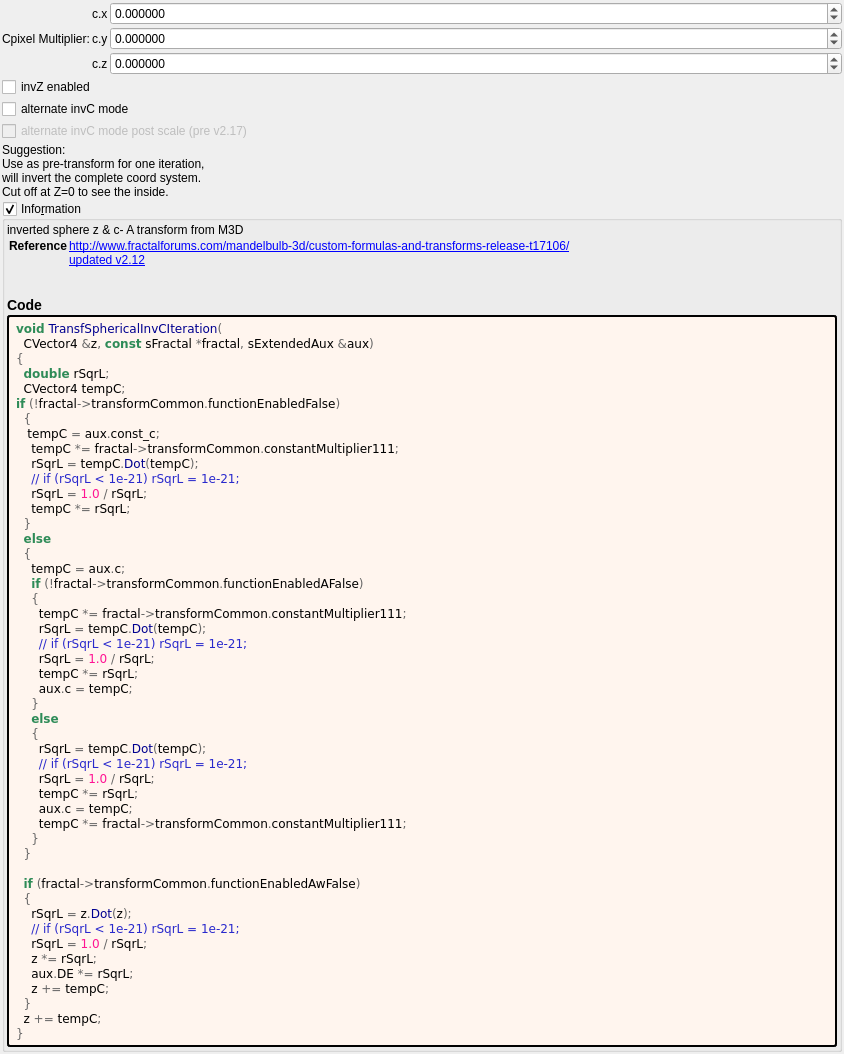
Before: the Qt Designer form mandelbulber2/formula/ui/transf_spherical_inv_c.ui in irinox-ctrl/mandelbulber2, drawn with Qt 5.
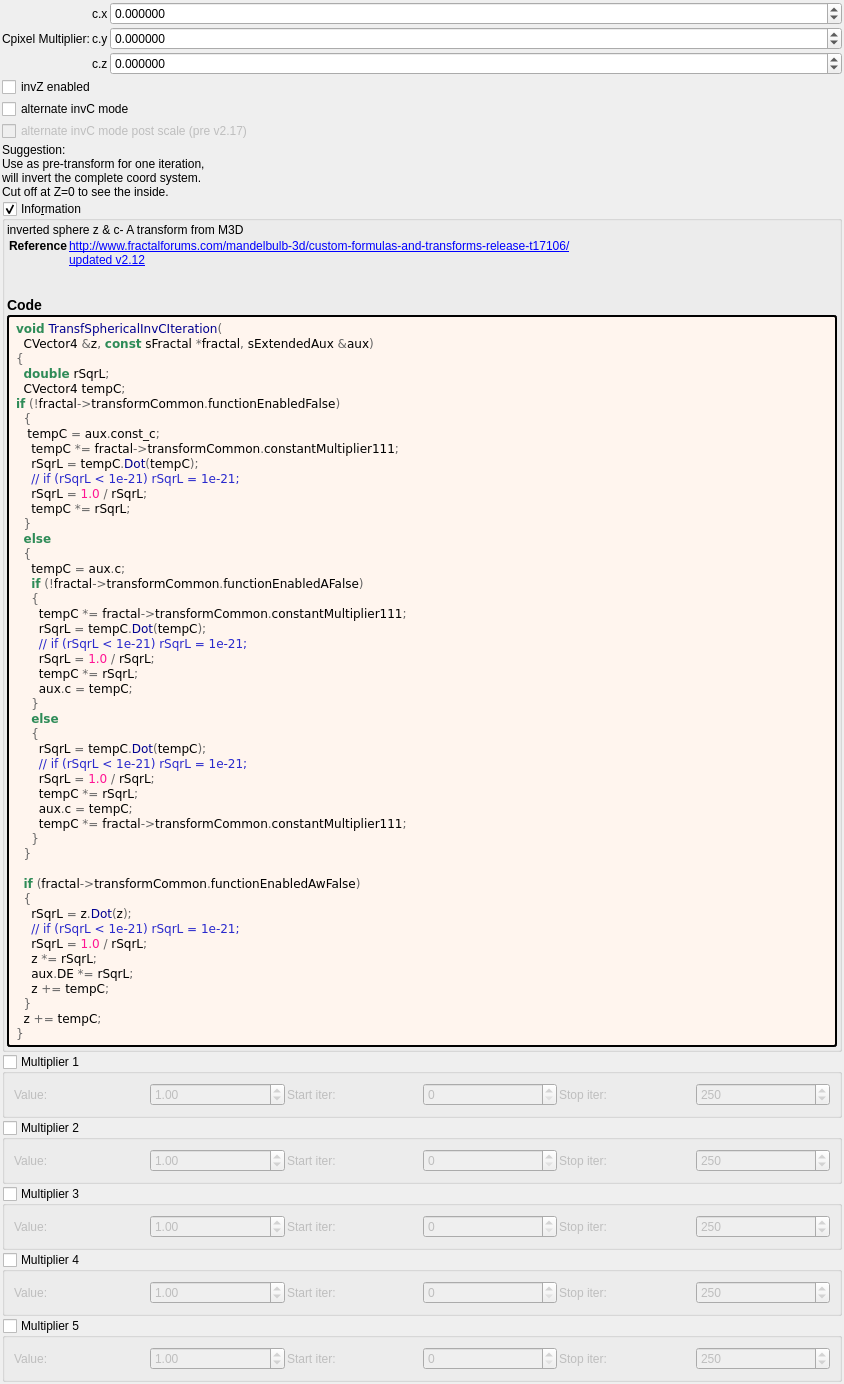
After: the same form once the commit is applied. Custom widgets are drawn as their Qt base class.

Commit message:
feat: add 5 general-purpose multipliers to all 1007 fractal formulas
Each multiplier has:
- Checkbox (OFF by default)
- Value spinbox (default 1.0, range -100 to 100)
- Iteration start/stop range

Logic: z *= value; DE *= |value|;

Uses existing transformCommon parameters:
- Checkboxes: functionEnabledBx/By/Bz/Bw/CzFalse
- Values: scale4/5/6/8/16
- Ranges: startIterationsB-F/stopIterationsB-F

Modified 1007 .cpp (CPU), 1006 .cl (GPU), 1023 .ui files.
Both source (formula/) and deploy (deploy/share/) copies updated.

Diff of the .ui file:
```diff
--- a/mandelbulber2/formula/ui/transf_spherical_inv_c.ui
+++ b/mandelbulber2/formula/ui/transf_spherical_inv_c.ui
@@ -305,6 +305,192 @@
      </layout>
     </widget>
    </item>
+   <item>
+    <widget class="MyGroupBox" name="groupCheck_transf_function_enabledBx_false">
+     <property name="title"><string>Multiplier 1</string></property>
+     <property name="checkable"><bool>true</bool></property>
+     <property name="checked"><bool>false</bool></property>
+     <layout class="QGridLayout" name="gridLayout_mult1">
+      <property name="spacing"><number>2</number></property>
+      <item row="0" column="0">
+       <widget class="QLabel"><property name="text"><string>Value:</string></property></widget>
+      </item>
+      <item row="0" column="1">
+       <widget class="MyDoubleSpinBox" name="spinbox_transf_scale_4">
+        <property name="minimum"><double>-100.0</double></property><property name="maximum"><double>100.0</double></property>
+        <property name="singleStep"><double>0.01</double></property><property name="value"><double>1.0</double></property>
+       </widget>
+      </item>
+      <item row="0" column="2">
+       <widget class="QLabel"><property name="text"><string>Start iter:</string></property></widget>
+      </item>
+      <item row="0" column="3">
+       <widget class="MySpinBox" name="spinboxInt_transf_start_iterations_B">
+        <property name="minimum"><number>0</number></property><property name="maximum"><number>10000</number></property>
+        <property name="value"><number>0</number></property>
+       </widget>
+      </item>
+      <item row="0" column="4">
+       <widget class="QLabel"><property name="text"><string>Stop iter:</string></property></widget>
+      </item>
+      <item row="0" column="5">
+       <widget class="MySpinBox" name="spinboxInt_transf_stop_iterations_B">
+        <property name="minimum"><number>0</number></property><property name="maximum"><number>10000</number></property>
+        <property name="value"><number>250</number></property>
+       </widget>
+      </item>
+     </layout>
+    </widget>
+   </item>
+   <item>
+    <widget class="MyGroupBox" name="groupCheck_transf_function_enabledBy_false">
+     <property name="title"><string>Multiplier 2</string></property>
+     <property name="checkable"><bool>true</bool></property>
+     <property name="checked"><bool>false</bool></property>
+     <layout class="QGridLayout" name="gridLayout_mult2">
+      <property name="spacing"><number>2</number></property>
+      <item row="0" column="0">
+       <widget class="QLabel"><property name="text"><string>Value:</string></property></widget>
+      </item>
+      <item row="0" column="1">
+       <widget class="MyDoubleSpinBox" name="spinbox_transf_scale_5">
+        <property name="minimum"><double>-100.0</double></property><property name="maximum"><double>100.0</double></property>
+        <property name="singleStep"><double>0.01</double></property><property name="value"><double>1.0</double></property>
+       </widget>
+      </item>
+      <item row="0" column="2">
+       <widget class="QLabel"><property name="text"><string>Start iter:</string></property></widget>
+      </item>
+      <item row="0" column="3">
+       <widget class="MySpinBox" name="spinboxInt_transf_start_iterations_C">
+        <property name="minimum"><number>0</number></property><property name="maximum"><number>10000</number></property>
+        <property name="value"><number>0</number></property>
+       </widget>
+      </item>
+      <item row="0" column="4">
+       <widget class="QLabel"><property name="text"><string>Stop iter:</string></property></widget>
+      </item>
+      <item row="0" column="5">
+       <widget class="MySpinBox" name="spinboxInt_transf_stop_iterations_C">
+        <property name="minimum"><number>0</number></property><property name="maximum"><number>10000</number></property>
+        <property name="value"><number>250</number></property>
+       </widget>
+      </item>
+     </layout>
+    </widget>
+   </item>
+   <item>
+    <widget class="MyGroupBox" name="groupCheck_transf_function_enabledBz_false">
+     <property name="title"><string>Multiplier 3</string></property>
+     <property name="checkable"><bool>true</bool></property>
+     <property name="checked"><bool>false</bool></property>
+     <layout class="QGridLayout" name="gridLayout_mult3">
+      <property name="spacing"><number>2</number></property>
+      <item row="0" column="0">
+       <widget class="QLabel"><property name="text"><string>Value:</string></property></widget>
+      </item>
+      <item row="0" column="1">
+       <widget class="MyDoubleSpinBox" name="spinbox_transf_scale_6">
+        <property name="minimum"><double>-100.0</double></property><property name="maximum"><double>100.0</double></property>
+        <property name="singleStep"><double>0.01</double></property><property name="value"><double>1.0</double></property>
+       </widget>
+      </item>
+      <item row="0" column="2">
+       <widget class="QLabel"><property name="text"><string>Start iter:</string></property></widget>
+      </item>
+      <item row="0" column="3">
+       <widget class="MySpinBox" name="spinboxInt_transf_start_iterations_D">
+        <property name="minimum"><number>0</number></property><property name="maximum"><number>10000</number></property>
+        <property name="value"><number>0</number></property>
+       </widget>
+      </item>
+      <item row="0" column="4">
+       <widget class="QLabel"><property name="text"><string>Stop iter:</string></property></widget>
+      </item>
+      <item row="0" column="5">
+       <widget class="MySpinBox" name="spinboxInt_transf_stop_iterations_D">
+        <property name="minimum"><number>0</number></property><property name="maximum"><number>10000</number></property>
+        <property name="value"><number>250</number></property>
+       </widget>
+      </item>
+     </layout>
+    </widget>
+   </item>
+   <item>
+    <widget class="MyGroupBox" name="groupCheck_transf_function_enabledBw_false">
+     <property name="title"><string>Multiplier 4</string></property>
+     <property name="checkable"><bool>true</bool></property>
+     <property name="checked"><bool>false</bool></property>
+     <layout class="QGridLayout" name="gridLayout_mult4">
+      <property name="spacing"><number>2</number></property>
+      <item row="0" column="0">
+       <widget class="QLabel"><property name="text"><string>Value:</string></property></widget>
+      </item>
+      <item row="0" column="1">
+       <widget class="MyDoubleSpinBox" name="spinbox_transf_scale_8">
+        <property name="minimum"><double>-100.0</double></property><property name="maximum"><double>100.0</double></property>
+        <property name="singleStep"><double>0.01</double></property><property name="value"><double>1.0</double></property>
+       </widget>
+      </item>
+      <item row="0" column="2">
+       <widget class="QLabel"><property name="text"><string>Start iter:</string></property></widget>
+      </item>
+      <item row="0" column="3">
+       <widget class="MySpinBox" name="spinboxInt_transf_start_iterations_E">
+        <property name="minimum"><number>0</number></property><property name="maximum"><number>10000</number></property>
+        <property name="value"><number>0</number></property>
+       </widget>
+      </item>
+      <item row="0" column="4">
+       <widget class="QLabel"><property name="text"><string>Stop iter:</string></property></widget>
+      </item>
+      <item row="0" column="5">
+       <widget class="MySpinBox" name="spinboxInt_transf_stop_iterations_E">
+        <property name="minimum"><number>0</number></property><property name="maximum"><number>10000</number></property>
+        <property name="value"><number>250</number></property>
+       </widget>
+      </item>
+     </layout>
+    </widget>
+   </item>
+   <item>
+    <widget class="MyGroupBox" name="groupCheck_transf_function_enabledCz_false">
+     <property name="title"><string>Multiplier 5</string></property>
+     <property name="checkable"><bool>true</bool></property>
+     <property name="checked"><bool>false</bool></property>
+     <layout class="QGridLayout" name="gridLayout_mult5">
+      <property name="spacing"><number>2</number></property>
+      <item row="0" column="0">
+       <widget class="QLabel"><property name="text"><string>Value:</string></property></widget>
+      </item>
+      <item row="0" column="1">
+       <widget class="MyDoubleSpinBox" name="spinbox_transf_scale_16">
+        <property name="minimum"><double>-100.0</double></property><property name="maximum"><double>100.0</double></property>
+        <property name="singleStep"><double>0.01</double></property><property name="value"><double>1.0</double></property>
+       </widget>
+      </item>
+      <item row="0" column="2">
+       <widget class="QLabel"><property name="text"><string>Start iter:</string></property></widget>
+      </item>
+      <item row="0" column="3">
+       <widget class="MySpinBox" name="spinboxInt_transf_start_iterations_F">
+        <property name="minimum"><number>0</number></property><property name="maximum"><number>10000</number></property>
+        <property name="value"><number>0</number></property>
+       </widget>
+      </item>
+      <item row="0" column="4">
+       <widget class="QLabel"><property name="text"><string>Stop iter:</string></property></widget>
+      </item>
+      <item row="0" column="5">
+       <widget class="MySpinBox" name="spinboxInt_transf_stop_iterations_F">
+        <property name="minimum"><number>0</number></property><property name="maximum"><number>10000</number></property>
+        <property name="value"><number>250</number></property>
+       </widget>
+      </item>
+     </layout>
+    </widget>
+   </item>
+
    <item>
     <spacer name="verticalSpacer">
      <property name="orientation">
@@ -337,6 +523,11 @@
    <extends>QCheckBox</extends>
    <header>my_check_box.h</header>
   </customwidget>
+   <customwidget>
+   <class>MySpinBox</class>
+   <extends>QSpinBox</extends>
+   <header>my_spin_box.h</header>
+  </customwidget>
  </customwidgets>
  <tabstops>
   <tabstop>spinbox3_transf_constant_multiplier_111_x</tabstop>
```
The commit also changes 3972 other files.
